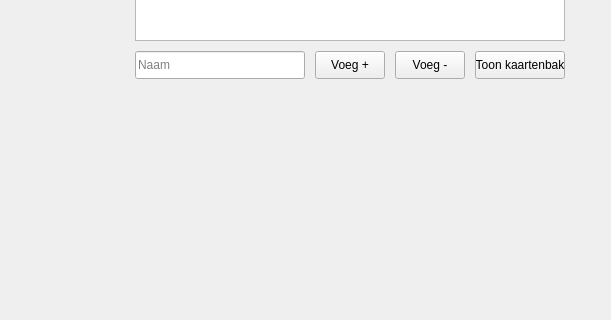
First picture: the form in Week-5/mainwindow.ui, repository HHS-Assignments/Advanced-Embedded-programming, before the edit; both pictures show x 385 to 996 and y 439 to 759 of the 996 by 885 pixel window.
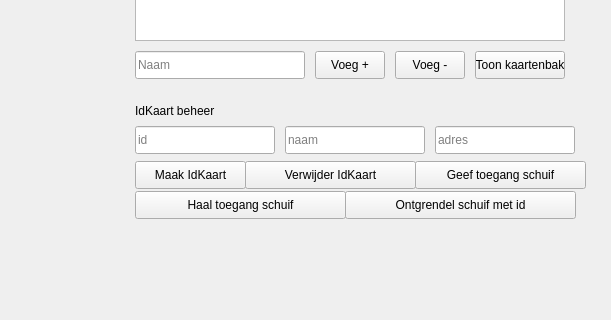
Second picture: the form after the edit.

Patch:
```diff
--- a/Week-5/mainwindow.ui
+++ b/Week-5/mainwindow.ui
@@ -286,6 +286,123 @@
      <string>Ontgrendel</string>
     </property>
    </widget>
+   <widget class="QLabel" name="idKaartLabel">
+    <property name="geometry">
+     <rect>
+      <x>520</x>
+      <y>540</y>
+      <width>200</width>
+      <height>20</height>
+     </rect>
+    </property>
+    <property name="text">
+     <string>IdKaart beheer</string>
+    </property>
+   </widget>
+   <widget class="QLineEdit" name="idIdInvoer">
+    <property name="geometry">
+     <rect>
+      <x>520</x>
+      <y>565</y>
+      <width>140</width>
+      <height>28</height>
+     </rect>
+    </property>
+    <property name="placeholderText">
+     <string>id</string>
+    </property>
+   </widget>
+   <widget class="QLineEdit" name="idNaamInvoer">
+    <property name="geometry">
+     <rect>
+      <x>670</x>
+      <y>565</y>
+      <width>140</width>
+      <height>28</height>
+     </rect>
+    </property>
+    <property name="placeholderText">
+     <string>naam</string>
+    </property>
+   </widget>
+   <widget class="QLineEdit" name="idAdresInvoer">
+    <property name="geometry">
+     <rect>
+      <x>820</x>
+      <y>565</y>
+      <width>140</width>
+      <height>28</height>
+     </rect>
+    </property>
+    <property name="placeholderText">
+     <string>adres</string>
+    </property>
+   </widget>
+   <widget class="QPushButton" name="idMaakBtn">
+    <property name="geometry">
+     <rect>
+      <x>520</x>
+      <y>600</y>
+      <width>111</width>
+      <height>28</height>
+     </rect>
+    </property>
+    <property name="text">
+     <string>Maak IdKaart</string>
+    </property>
+   </widget>
+   <widget class="QPushButton" name="idVerwijderBtn">
+    <property name="geometry">
+     <rect>
+      <x>630</x>
+      <y>600</y>
+      <width>171</width>
+      <height>28</height>
+     </rect>
+    </property>
+    <property name="text">
+     <string>Verwijder IdKaart</string>
+    </property>
+   </widget>
+   <widget class="QPushButton" name="idGeefToegangBtn">
+    <property name="geometry">
+     <rect>
+      <x>800</x>
+      <y>600</y>
+      <width>171</width>
+      <height>28</height>
+     </rect>
+    </property>
+    <property name="text">
+     <string>Geef toegang schuif</string>
+    </property>
+   </widget>
+   <widget class="QPushButton" name="idHaalToegangBtn">
+    <property name="geometry">
+     <rect>
+      <x>520</x>
+      <y>630</y>
+      <width>211</width>
+      <height>28</height>
+     </rect>
+    </property>
+    <property name="text">
+     <string>Haal toegang schuif</string>
+    </property>
+   </widget>
+   <widget class="QPushButton" name="idOntgrendelBtn">
+    <property name="geometry">
+     <rect>
+      <x>730</x>
+      <y>630</y>
+      <width>231</width>
+      <height>28</height>
+     </rect>
+    </property>
+    <property name="text">
+     <string>Ontgrendel schuif met id</string>
+    </property>
+   </widget>
    <zorder>herkenningLabel</zorder>
    <zorder>herkenningNaamInvoer</zorder>
    <zorder>herkenningVoegPos</zorder>
```
Left out of the diff: 9 changed lines with no effect on the pictures. Lines whose indentation alone changed are shown as unchanged.
